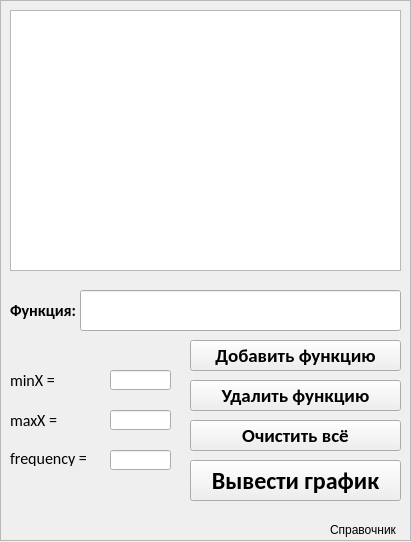
The window that Utilz/Windows/MainWindow.ui (zazemlil/funcGraphic) describes before a commit, drawn with Qt 5.
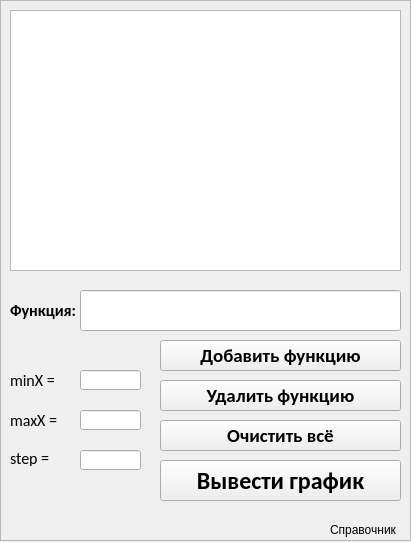
The same window after the commit.

Patch:
```diff
--- a/Utilz/Windows/MainWindow.ui
+++ b/Utilz/Windows/MainWindow.ui
@@ -57,9 +57,9 @@
     <widget class="QPushButton" name="pb_add">
      <property name="geometry">
       <rect>
-       <x>190</x>
+       <x>160</x>
        <y>340</y>
-       <width>211</width>
+       <width>241</width>
        <height>31</height>
       </rect>
      </property>
@@ -78,9 +78,9 @@
     <widget class="QPushButton" name="pb_remove">
      <property name="geometry">
       <rect>
-       <x>190</x>
+       <x>160</x>
        <y>380</y>
-       <width>211</width>
+       <width>241</width>
        <height>31</height>
       </rect>
      </property>
@@ -139,9 +139,9 @@
     <widget class="QPushButton" name="pb_show">
      <property name="geometry">
       <rect>
-       <x>190</x>
+       <x>160</x>
        <y>460</y>
-       <width>211</width>
+       <width>241</width>
        <height>41</height>
       </rect>
      </property>
@@ -160,9 +160,9 @@
     <widget class="QPushButton" name="pb_clear">
      <property name="geometry">
       <rect>
-       <x>190</x>
+       <x>160</x>
        <y>420</y>
-       <width>211</width>
+       <width>241</width>
        <height>31</height>
       </rect>
      </property>
@@ -194,7 +194,7 @@
     <widget class="QLineEdit" name="lineEdit_minX">
      <property name="geometry">
       <rect>
-       <x>110</x>
+       <x>80</x>
        <y>370</y>
        <width>61</width>
        <height>20</height>
@@ -248,7 +248,7 @@
     <widget class="QLineEdit" name="lineEdit_maxX">
      <property name="geometry">
       <rect>
-       <x>110</x>
+       <x>80</x>
        <y>410</y>
        <width>61</width>
        <height>20</height>
@@ -266,7 +266,7 @@
       <rect>
        <x>10</x>
        <y>450</y>
-       <width>81</width>
+       <width>41</width>
        <height>16</height>
       </rect>
      </property>
@@ -277,13 +277,13 @@
       </font>
      </property>
      <property name="text">
-      <string>frequency =</string>
+      <string>step =</string>
      </property>
     </widget>
     <widget class="QLineEdit" name="lineEdit_freq">
      <property name="geometry">
       <rect>
-       <x>110</x>
+       <x>80</x>
        <y>450</y>
        <width>61</width>
        <height>20</height>
```
Left out of the diff: 4 changed lines with no effect on the pictures.
